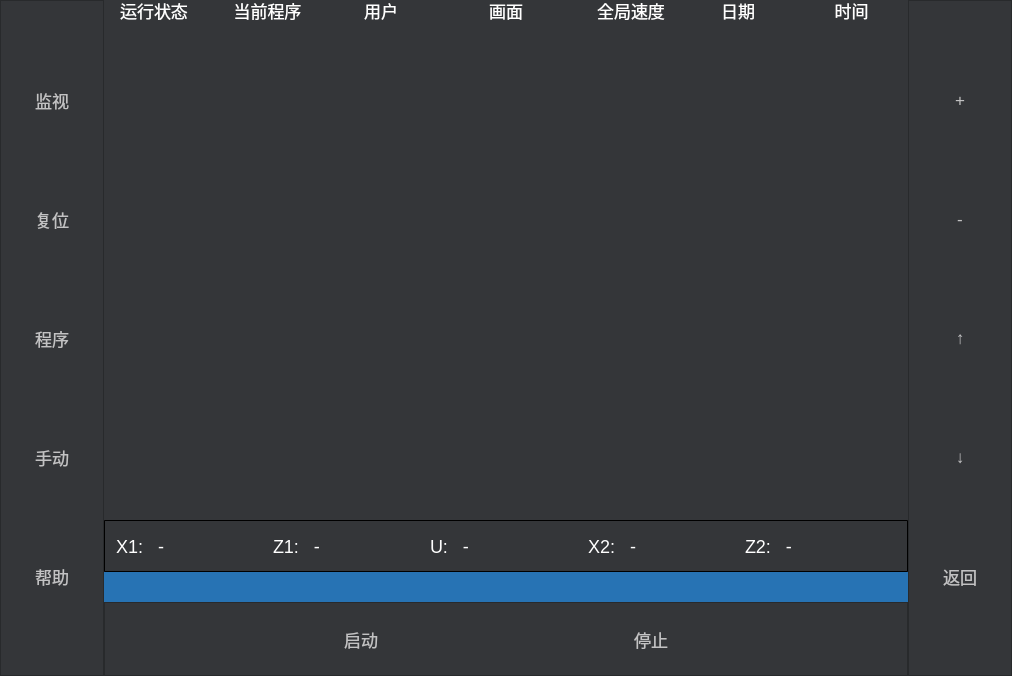
This is mainwindow.ui in eeyoo/yunsheng as Qt 5 draws it before an edit. The edited form follows.
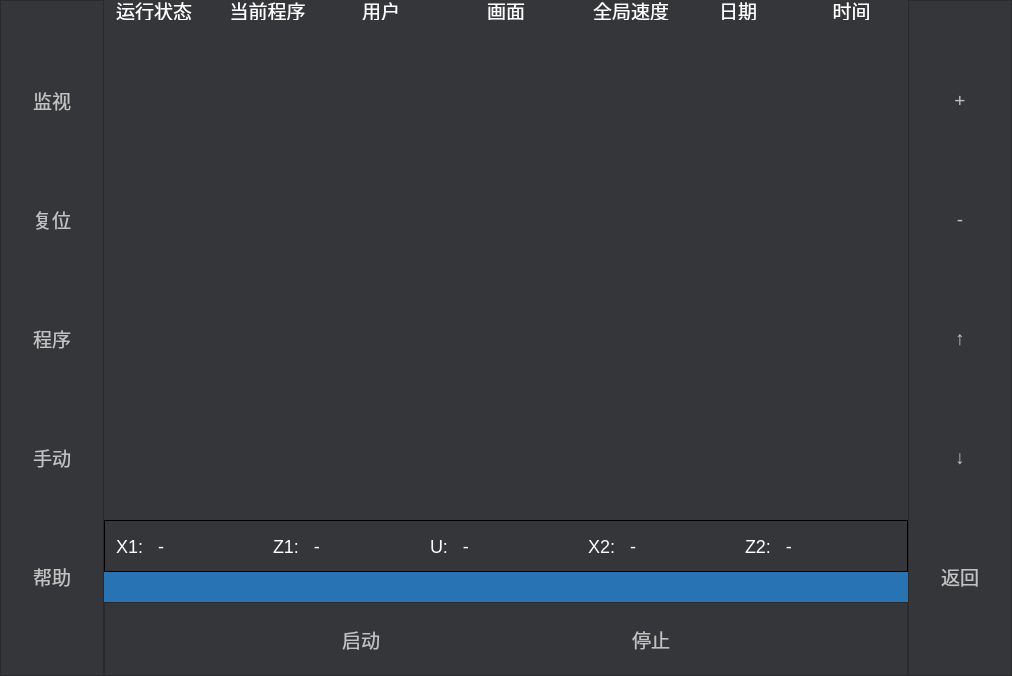
This is the edited form. Icons and pictures are not drawn.

```diff
--- a/mainwindow.ui
+++ b/mainwindow.ui
@@ -15,7 +15,7 @@
   </property>
   <property name="styleSheet">
    <string notr="true">*{
-font: 13pt;
+font: 14pt;
 font-family: &quot;微软雅黑&quot;;
 }
 
@@ -523,7 +523,7 @@
            <property name="font">
             <font>
              <family>微软雅黑</family>
-             <pointsize>13</pointsize>
+             <pointsize>14</pointsize>
              <weight>50</weight>
              <italic>false</italic>
              <bold>false</bold>
```
Left out of the diff: 22 changed lines with no effect on the pictures.
